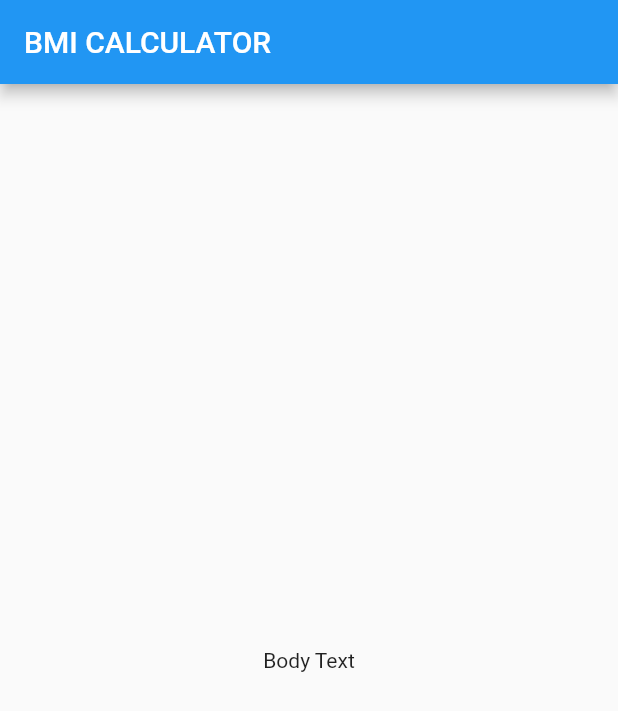
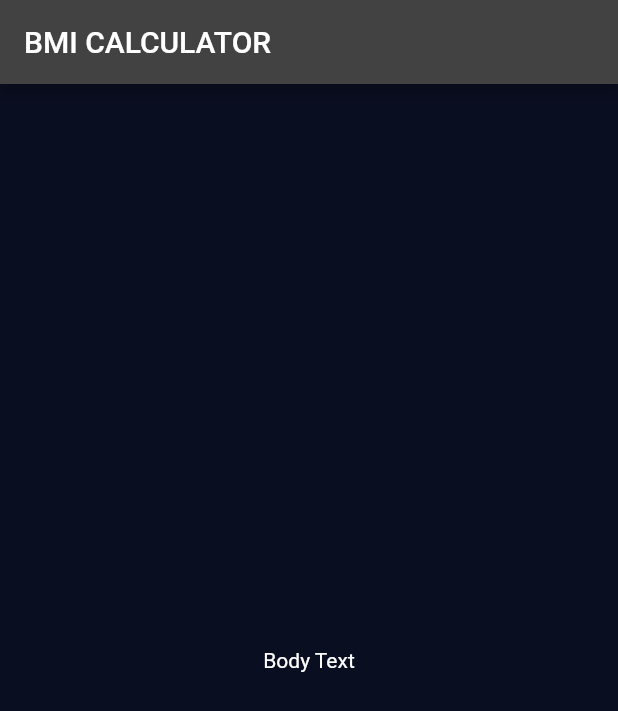
Before and after one commit to AwaisAmin788/AwaisAmin788, a Flutter app: the screen it shows after launch, on a phone screen of 412 x 824 dp. Shown: the top 711 px of the screen. Run offline on Flutter 3.47's test engine with Material 2 defaults, Android fonts, the phone set to English and light mode, and no system bars.

Commit message:
set theme and make separate input page

```diff
--- /dev/null
+++ b/bmicalculator1/lib/input_page.dart
@@ -0,0 +1,21 @@
+import 'package:flutter/material.dart';
+
+class InputPage extends StatefulWidget {
+  @override
+  _InputPageState createState() => _InputPageState();
+}
+
+class _InputPageState extends State<InputPage> {
+  @override
+  Widget build(BuildContext context) {
+    return Scaffold(
+      appBar: AppBar(
+        title: Text('BMI CALCULATOR'),
+      ),
+      body: Center(
+        child: Text('Body Text'),
+      ),
+
+    );
+  }
+}
--- a/bmicalculator1/lib/main.dart
+++ b/bmicalculator1/lib/main.dart
@@ -1,4 +1,5 @@
 import 'package:flutter/material.dart';
+import 'input_page.dart';
 
 void main() => runApp(BMICalculator());
 
@@ -7,26 +8,10 @@ class BMICalculator extends StatelessWidget {
   Widget build(BuildContext context) {
     return MaterialApp(
       home: InputPage(),
+      theme: ThemeData.dark().copyWith(
+        primaryColor: Color(0xFF0A0E21),
+        scaffoldBackgroundColor: Color(0xFF0A0E21),
+      ),
     );
   }
 }
-
-class InputPage extends StatefulWidget {
-  @override
-  _InputPageState createState() => _InputPageState();
-}
-
-class _InputPageState extends State<InputPage> {
-  @override
-  Widget build(BuildContext context) {
-    return Scaffold(
-      appBar: AppBar(
-        title: Text('BMI CALCULATOR'),
-      ),
-      body: Center(
-        child: Text('Body Text'),
-      ),
-
-    );
-  }
-}
```
